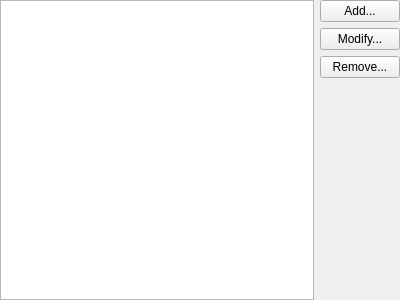
Before: the Qt Designer form sieveeditor/ui/sieveeditorconfigureserverwidget.ui in KDE/kdepim, drawn with Qt 5.
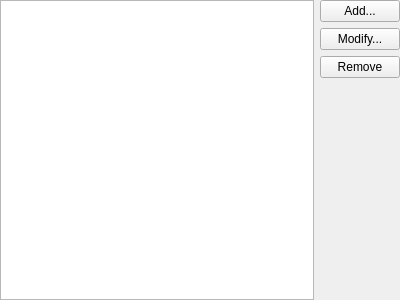
After: the same form once the commit is applied. Custom widgets are drawn as their Qt base class.

Commit message:
i18n: Remove ellipsis for "Remove..." action name
KDE HIG explicitly says so:
"Do not use an ellipsis for the following menu items and buttons: [...],
Delete or Remove, [...]".

https://techbase.kde.org/Projects/Usability/HIG/Labels

Patch:
```diff
--- a/sieveeditor/ui/sieveeditorconfigureserverwidget.ui
+++ b/sieveeditor/ui/sieveeditorconfigureserverwidget.ui
@@ -36,7 +36,7 @@
      <item>
       <widget class="QPushButton" name="removeServer">
        <property name="text">
-        <string>Remove...</string>
+        <string>Remove</string>
        </property>
       </widget>
      </item>
```
